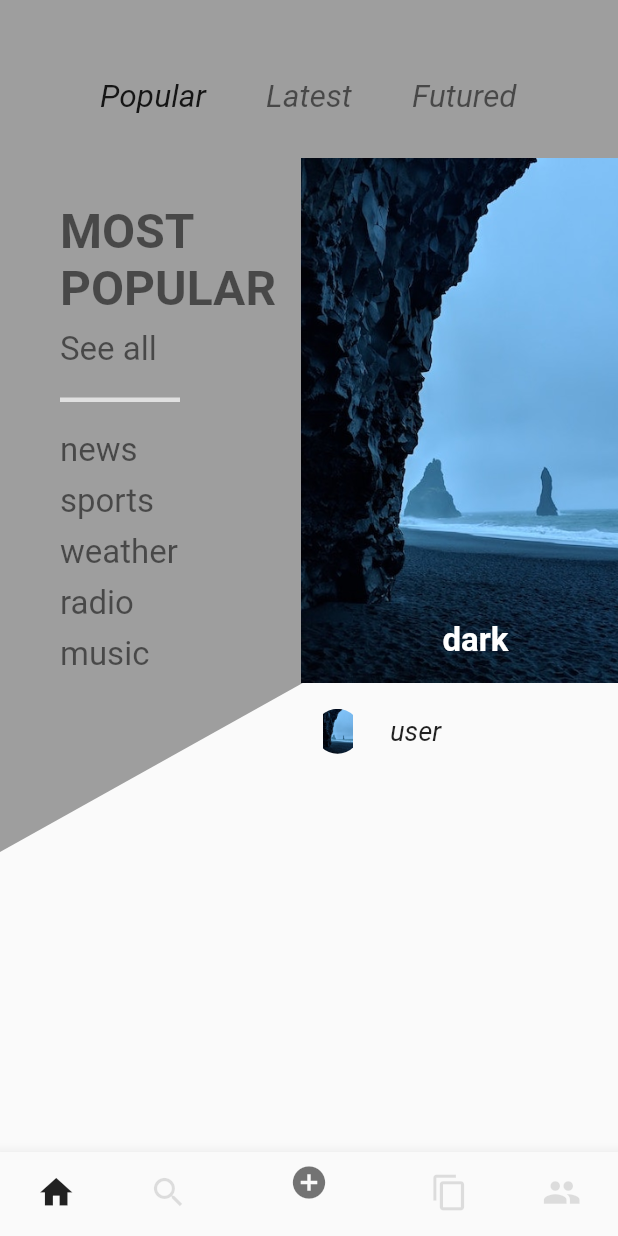
After one commit to coka01/flutter_ui_challenge, a Flutter app: the screen it shows after launch, on a phone screen of 412 x 824 dp. The commit adds this screen. Run offline on Flutter 3.47's test engine with Material 2 defaults, Android fonts, the phone set to English and light mode, and no system bars.

Commit message:
リファクタリング

```diff
--- /dev/null
+++ b/lib/screen/first_screen.dart
@@ -0,0 +1,53 @@
+import 'package:flutter/material.dart';
+import 'package:flutter_ui_challenge/widget/first/dialogonal_clipper.dart';
+import 'package:flutter_ui_challenge/widget/first/bottom_navigation.dart';
+import 'package:flutter_ui_challenge/widget/first/header.dart';
+import 'package:flutter_ui_challenge/widget/first/news_list.dart';
+import 'package:flutter_ui_challenge/widget/first/top_text_widget.dart';
+
+class FirstScreen extends StatefulWidget {
+  @override
+  _FirstScreenState createState() => _FirstScreenState();
+}
+
+class _FirstScreenState extends State<FirstScreen> {
+  @override
+  Widget build(BuildContext context) {
+    return Scaffold(
+      body: Stack(
+        children: <Widget>[
+          _backgroundWidget(),
+          _mainContents(),
+        ],
+      ),
+      bottomNavigationBar: BottomNavigation(),
+    );
+  }
+
+  Widget _backgroundWidget() {
+    return ClipPath (
+      clipper: DialogonalClipper(),
+      child: Container(
+        color: Colors.grey,
+      ),
+    );
+  }
+
+  Widget _mainContents() {
+    return Column(
+      children: <Widget>[
+        HeaderWidget(),
+        SizedBox(
+          height: 440.0,
+          child: ListView(
+            scrollDirection: Axis.horizontal,
+            children: <Widget>[
+              TopTextWidget(),
+              NewsList(),
+            ],
+          ),
+        ),
+      ],
+    );
+  }
+}
--- /dev/null
+++ b/lib/widget/first/bottom_navigation.dart
@@ -0,0 +1,43 @@
+import 'package:flutter/material.dart';
+
+class BottomNavigation extends StatelessWidget {
+  @override
+  Widget build(BuildContext context) {
+    return BottomNavigationBar(
+      iconSize: 26.0,
+      currentIndex: 2,
+      items: [
+        BottomNavigationBarItem(
+          icon: Icon(Icons.home,
+            color: Colors.black87,
+          ),
+          title: Text(""),
+        ),
+        BottomNavigationBarItem(
+          icon: Icon(Icons.search,
+            color: Colors.black12,
+          ),
+          title: Text(""),
+        ),
+        BottomNavigationBarItem(
+          icon: Icon(Icons.add_circle,
+            color: Colors.black54,
+          ),
+          title: Text(""),
+        ),
+        BottomNavigationBarItem(
+          icon: Icon(Icons.content_copy,
+            color: Colors.black12,
+          ),
+          title: Text(""),
+        ),
+        BottomNavigationBarItem(
+          icon: Icon(Icons.people,
+            color: Colors.black12,
+          ),
+          title: Text(""),
+        ),
+      ],
+    );
+  }
+}
--- /dev/null
+++ b/lib/widget/first/header.dart
@@ -0,0 +1,48 @@
+import 'package:flutter/material.dart';
+
+class HeaderWidget extends StatelessWidget {
+  @override
+  Widget build(BuildContext context) {
+    return Container(
+      margin: EdgeInsets.only(top: 40.0),
+      height: 50.0,
+      child: Row(
+        mainAxisAlignment: MainAxisAlignment.center,
+        children: <Widget>[
+          Expanded(
+            flex: 1,
+            child: Align(
+              alignment: Alignment.centerRight,
+              child: Text("Popular",
+                style: TextStyle(fontSize: 21.0,
+                    fontStyle: FontStyle.italic),
+              ),
+            ),
+          ),
+          Expanded(
+            flex: 1,
+            child: Align(
+              alignment: Alignment.center,
+              child: Text("Latest",
+                style: TextStyle(fontSize: 21.0,
+                    fontStyle: FontStyle.italic,
+                    color: Colors.black54),
+              ),
+            ),
+          ),
+          Expanded(
+            flex: 1,
+            child: Align(
+              alignment: Alignment.centerLeft,
+              child: Text("Futured",
+                style: TextStyle(fontSize: 21.0,
+                    fontStyle: FontStyle.italic,
+                    color: Colors.black54),
+              ),
+            ),
+          ),
+        ],
+      ),
+    );;
+  }
+}
--- a/lib/content_widget.dart
+++ b/lib/widget/first/news_item.dart
@@ -11,6 +11,15 @@ class ContentWidget extends StatelessWidget {
 
   @override
   Widget build(BuildContext context) {
+    return Column(
+      children: <Widget>[
+        _contentImageView(),
+        _contentText(),
+      ],
+    );
+  }
+
+  Widget _newsList() {
     return Column(
       children: <Widget>[
         _contentImageView(),
--- /dev/null
+++ b/lib/widget/first/news_list.dart
@@ -0,0 +1,17 @@
+import 'package:flutter/material.dart';
+import 'package:flutter_ui_challenge/widget/first/news_item.dart';
+
+class NewsList extends StatelessWidget {
+  @override
+  Widget build(BuildContext context) {
+    return Row(
+      children: <Widget>[
+        ContentWidget(imageName: "assets/dark.jpg", title: "dark", userName: "user"),
+        ContentWidget(imageName: "assets/mountain.jpg", title: "mountain", userName: "user",),
+        ContentWidget(imageName: "assets/night.jpg", title: "night", userName: "user"),
+        ContentWidget(imageName: "assets/sea.jpg", title: "sea", userName: "user"),
+        ContentWidget(imageName: "assets/sun.jpg", title: "sun", userName: "user"),
+      ],
+    );
+  }
+}
--- /dev/null
+++ b/lib/widget/first/top_text_widget.dart
@@ -0,0 +1,59 @@
+import 'package:flutter/material.dart';
+
+class TopTextWidget extends StatelessWidget {
+  @override
+  Widget build(BuildContext context) {
+    return _topText();
+  }
+
+  Widget _topText() {
+    return Container(
+      margin: EdgeInsets.only(left: 40.0, top: 40.0, bottom: 40.0),
+      height: 350,
+      width: 150,
+      child: Column(
+        crossAxisAlignment: CrossAxisAlignment.start,
+        children: <Widget>[
+          _topTitle(),
+          _categoryText("See all"),
+          _separateLine(),
+          _categoryText("news"),
+          _categoryText("sports"),
+          _categoryText("weather"),
+          _categoryText("radio"),
+          _categoryText("music"),
+        ],
+      ),
+    );
+  }
+
+  Widget _topTitle() {
+    return Container(
+      margin: EdgeInsets.symmetric(vertical: 5.0),
+      child: Text("MOST\nPOPULAR",
+        style: TextStyle(fontSize: 32.0,
+            fontWeight: FontWeight.bold,
+            color: Colors.black54),
+      ),
+    );
+  }
+
+  Widget _separateLine() {
+    return Container(
+      margin: EdgeInsets.symmetric(vertical: 15.0),
+      height: 3.0,
+      width: 80.0,
+      color: Colors.grey[300],
+    );
+  }
+
+  Widget _categoryText(String title) {
+    return Container(
+      child: Text(title,
+        style: TextStyle(fontSize: 22.0,
+            color: Colors.black54),
+      ),
+      margin: EdgeInsets.symmetric(vertical: 4.0),
+    );
+  }
+}
```
Also changed, not shown: lib/main.dart (+2 -200 lines), lib/widget/first/dialogonal_clipper.dart (renamed from lib/dialogonal_clipper.dart).
